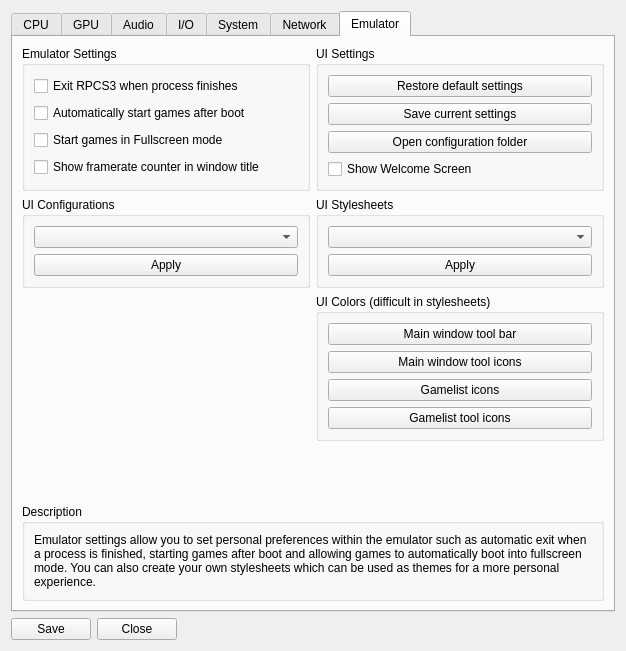
The window that rpcs3/rpcs3qt/settings_dialog.ui (RPCS3/rpcs3) describes before a commit, drawn with Qt 5.
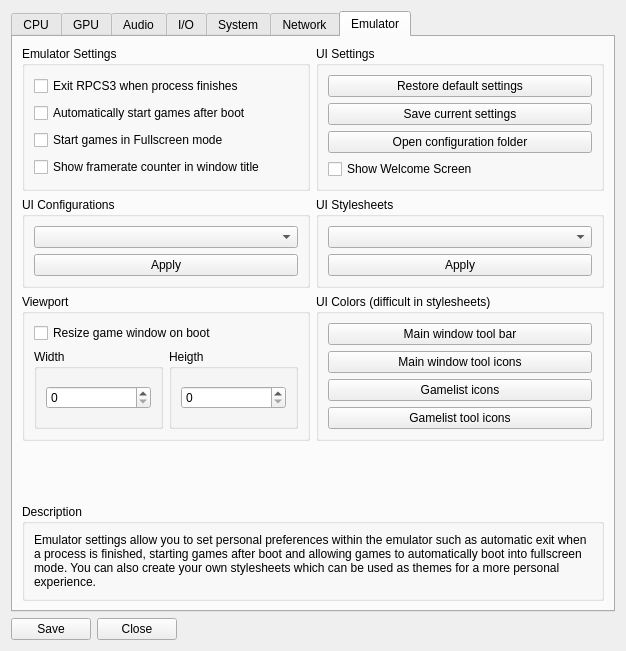
The same window after the commit. Icons and pictures are not drawn.

Commit message: Add game window resize on boot (#3000)

Diff of the .ui file:
```diff
--- a/rpcs3/rpcs3qt/settings_dialog.ui
+++ b/rpcs3/rpcs3qt/settings_dialog.ui
@@ -1147,7 +1147,89 @@
        <item>
         <layout class="QHBoxLayout" name="horizontalLayout_19">
          <item>
-          <widget class="QWidget" name="widget_6" native="true"/>
+          <widget class="QGroupBox" name="groupBox_3">
+           <property name="title">
+            <string>Viewport</string>
+           </property>
+           <layout class="QVBoxLayout" name="verticalLayout_50">
+            <item>
+             <widget class="QCheckBox" name="gs_resizeOnBoot">
+              <property name="text">
+               <string>Resize game window on boot</string>
+              </property>
+             </widget>
+            </item>
+            <item>
+             <layout class="QHBoxLayout" name="horizontalLayout_20">
+              <item>
+               <widget class="QGroupBox" name="groupBox_4">
+                <property name="title">
+                 <string>Width</string>
+                </property>
+                <layout class="QVBoxLayout" name="verticalLayout_49">
+                 <item>
+                  <widget class="QSpinBox" name="gs_width">
+                   <property name="accelerated">
+                    <bool>true</bool>
+                   </property>
+                   <property name="correctionMode">
+                    <enum>QAbstractSpinBox::CorrectToNearestValue</enum>
+                   </property>
+                   <property name="keyboardTracking">
+                    <bool>false</bool>
+                   </property>
+                   <property name="minimum">
+                    <number>0</number>
+                   </property>
+                   <property name="maximum">
+                    <number>9999</number>
+                   </property>
+                   <property name="value">
+                    <number>0</number>
+                   </property>
+                  </widget>
+                 </item>
+                </layout>
+               </widget>
+              </item>
+              <item>
+               <widget class="QGroupBox" name="groupBox_5">
+                <property name="title">
+                 <string>Heigth</string>
+                </property>
+                <layout class="QVBoxLayout" name="verticalLayout_48">
+                 <item>
+                  <widget class="QSpinBox" name="gs_height">
+                   <property name="frame">
+                    <bool>true</bool>
+                   </property>
+                   <property name="accelerated">
+                    <bool>true</bool>
+                   </property>
+                   <property name="correctionMode">
+                    <enum>QAbstractSpinBox::CorrectToNearestValue</enum>
+                   </property>
+                   <property name="keyboardTracking">
+                    <bool>false</bool>
+                   </property>
+                   <property name="minimum">
+                    <number>0</number>
+                   </property>
+                   <property name="maximum">
+                    <number>9999</number>
+                   </property>
+                   <property name="value">
+                    <number>0</number>
+                   </property>
+                  </widget>
+                 </item>
+                </layout>
+               </widget>
+              </item>
+             </layout>
+            </item>
+           </layout>
+          </widget>
          </item>
          <item>
           <widget class="QGroupBox" name="groupBox_2">
```
The commit also changes 6 other files.
